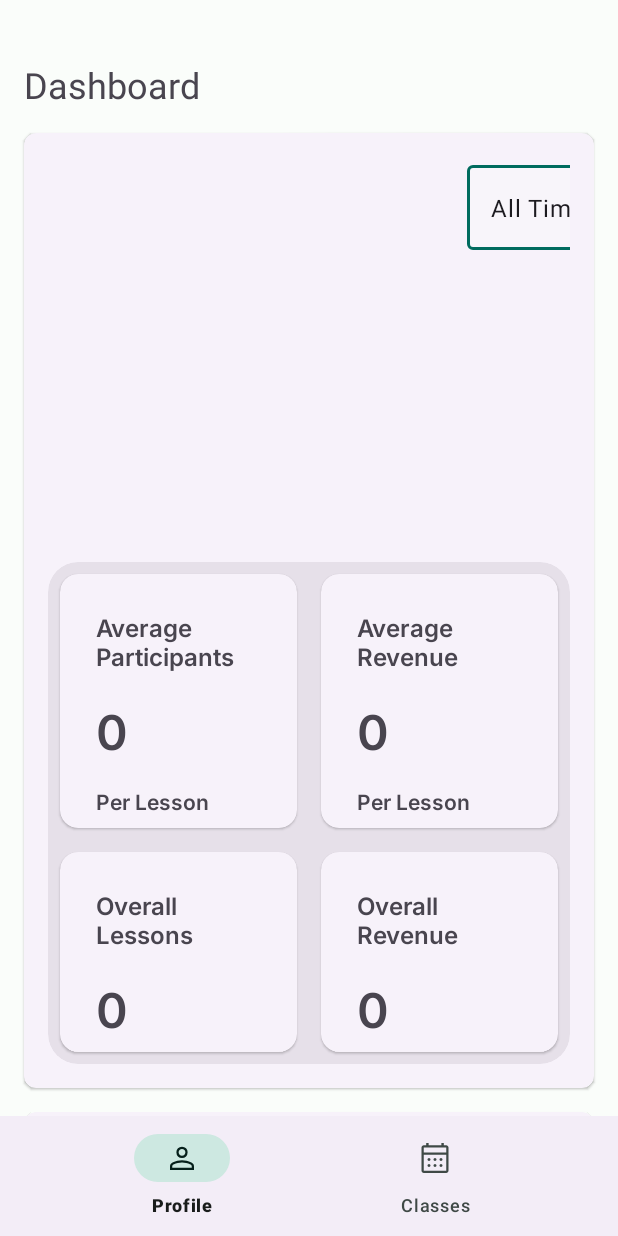
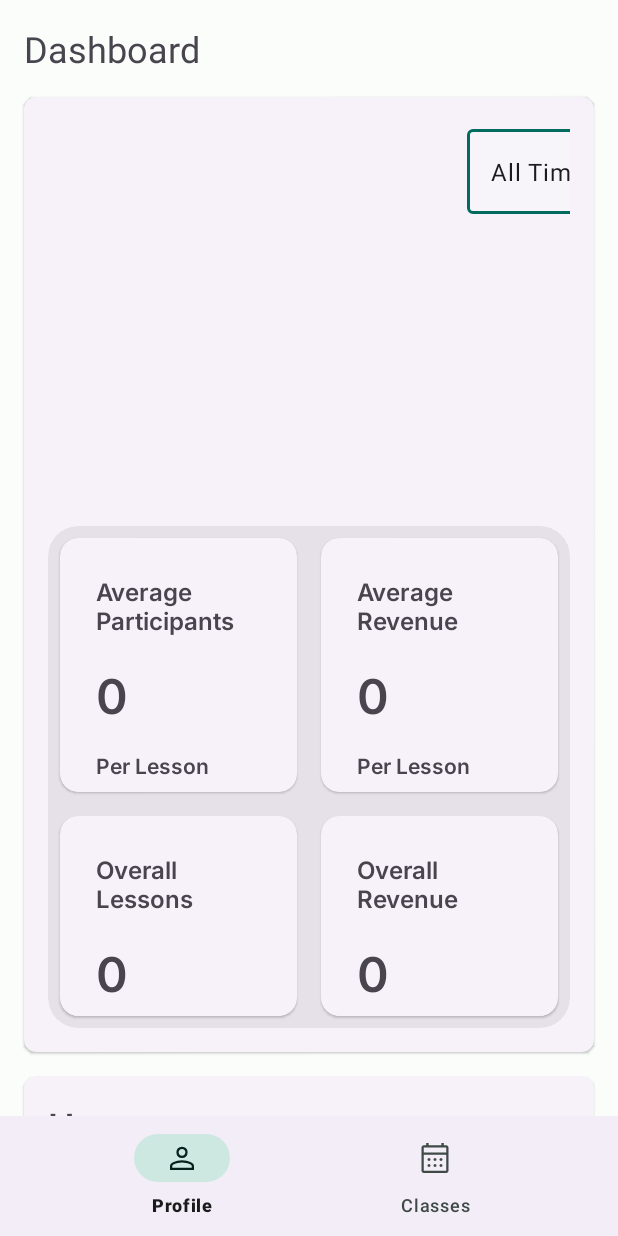
Before and after one commit to netanellevine/Yoga_Time, an Android app: the InstructorProfileActivity screen opened directly, with no data from a screen before it, on a phone screen of 412 x 824 dp. Run offline under Robolectric (Android 15) with nearby library versions, the phone set to English and light mode, and no system bars; our stand-ins replace Firebase (no records; nobody signed in at launch, a user with empty details on screens opened directly); libraries missing offline, so code that uses them is left out: com.kizitonwose.calendar; Roboto replaces fonts that are not available here; 2 statements that could not run were skipped.

Commit message:
updated profile

```diff
--- a/app/src/main/res/layout/activity_instructor_profile.xml
+++ b/app/src/main/res/layout/activity_instructor_profile.xml
@@ -13,13 +13,14 @@
     <androidx.core.widget.NestedScrollView
         android:id="@+id/nestedScrollView"
         android:layout_width="match_parent"
-        android:layout_height="0dp"
-        android:layout_marginTop="24dp"
+        android:layout_height="wrap_content"
+        app:layout_constrainedHeight="true"
         app:layout_constraintBottom_toTopOf="@+id/coordinatorLayout"
         app:layout_constraintEnd_toEndOf="parent"
         app:layout_constraintStart_toStartOf="parent"
         app:layout_constraintTop_toTopOf="parent"
-        >
+        app:layout_constraintVertical_bias="0.0"
+        app:layout_constraintVertical_chainStyle="packed">
 
         <LinearLayout
             android:layout_width="match_parent"
@@ -146,7 +147,8 @@
                                             android:layout_marginEnd="16dp"
                                             android:fontFamily="@font/inter_semibold"
                                             android:text="0"
-                                            android:textSize="32sp" />
+                                            android:textSize="32sp"
+                                            app:autoSizeTextType="uniform" />
 
                                         <com.google.android.material.textview.MaterialTextView
                                             android:layout_width="wrap_content"
@@ -193,7 +195,8 @@
                                             android:layout_marginEnd="16dp"
                                             android:fontFamily="@font/inter_semibold"
                                             android:text="0"
-                                            android:textSize="32sp" />
+                                            android:textSize="32sp"
+                                            app:autoSizeTextType="uniform" />
 
                                         <com.google.android.material.textview.MaterialTextView
                                             android:layout_width="wrap_content"
@@ -248,7 +251,8 @@
                                             android:fontFamily="@font/inter_semibold"
                                             android:maxLines="1"
                                             android:text="0"
-                                            android:textSize="32sp" />
+                                            android:textSize="32sp"
+                                            app:autoSizeTextType="uniform" />
                                     </LinearLayout>
                                 </com.google.android.material.card.MaterialCardView>
 
@@ -285,7 +289,8 @@
                                             android:layout_marginEnd="16dp"
                                             android:fontFamily="@font/inter_semibold"
                                             android:text="0"
-                                            android:textSize="32sp" />
+                                            android:textSize="32sp"
+                                            app:autoSizeTextType="uniform" />
                                     </LinearLayout>
                                 </com.google.android.material.card.MaterialCardView>
 
@@ -339,6 +344,7 @@
                     </LinearLayout>
 
                     <TableLayout
+                        android:id="@+id/upcoming_lessons_tablelayout"
                         android:layout_width="match_parent"
                         android:layout_height="wrap_content"
                         android:layout_marginStart="16dp"
@@ -397,6 +403,7 @@
                 android:layout_marginStart="16dp"
                 android:layout_marginTop="16dp"
                 android:layout_marginEnd="16dp"
+                android:layout_marginBottom="16dp"
                 app:cardCornerRadius="8dp"
                 app:layout_constraintEnd_toEndOf="parent"
                 app:layout_constraintStart_toStartOf="parent"
@@ -430,6 +437,7 @@
                     </LinearLayout>
 
                     <TableLayout
+                        android:id="@+id/history_tablelayout"
                         android:layout_width="match_parent"
                         android:layout_height="wrap_content"
                         android:layout_marginStart="16dp"
@@ -490,10 +498,9 @@
         android:id="@+id/coordinatorLayout"
         android:layout_width="match_parent"
         android:layout_height="0dp"
-        app:layout_constraintStart_toStartOf="parent"
         app:layout_constraintBottom_toBottomOf="parent"
         app:layout_constraintEnd_toEndOf="parent"
-        >
+        app:layout_constraintStart_toStartOf="parent">
 
         <com.google.android.material.bottomnavigation.BottomNavigationView
             android:id="@+id/bottomNavigationView"
--- a/app/src/main/res/values/preloaded_fonts.xml
+++ b/app/src/main/res/values/preloaded_fonts.xml
@@ -3,6 +3,7 @@
     <array name="preloaded_fonts" translatable="false">
         <item>@font/cinzel_decorative</item>
         <item>@font/cinzel_decorative_bold</item>
+        <item>@font/inter</item>
         <item>@font/inter_semibold</item>
         <item>@font/poppins</item>
         <item>@font/poppins_bold</item>
```
Also changed, not shown: app/src/main/java/com/example/yogatime/Instructor/InstructorProfileActivity.kt (+44 -9 lines), app/src/main/res/font/inter.xml (added, +7 -0 lines), app/src/main/res/layout/upcoming_lessons_row.xml (added, +41 -0 lines).
